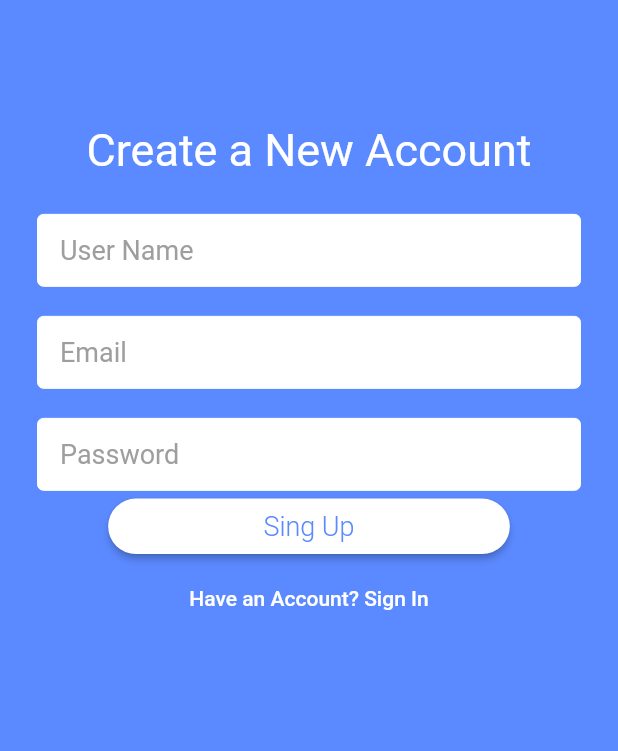
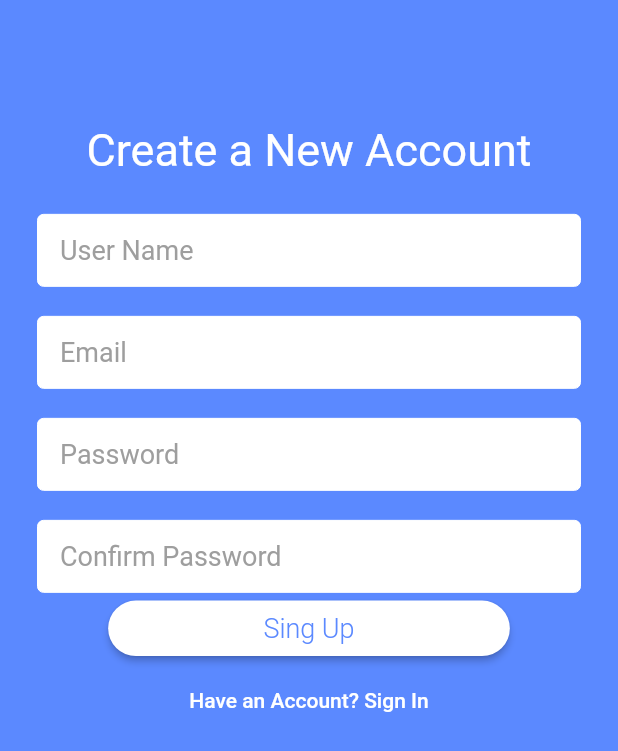
Before and after one commit to DanStill10/Daniel_Capstone_Project, a Flutter app: the SignUpView screen opened by its route, on a phone screen of 412 x 824 dp. Shown: the top 751 px of the screen. Run offline on Flutter 3.47's test engine with Material 2 defaults, Android fonts, the phone set to English and light mode, and no system bars; drawn by our look-alikes of auto_size_text; our stand-ins replace firebase_auth, google_sign_in; accounts and stored records are empty.

Commit message:
added signUp/signIn form validation using custom and out of boxvalidator widget parameters.

```diff
--- a/capstone/lib/views/signup_view.dart
+++ b/capstone/lib/views/signup_view.dart
@@ -18,13 +18,12 @@ class SignUpView extends StatefulWidget {
 }
 
 class _SignUpViewState extends State<SignUpView> {
-
   AuthFormType authFormType;
 
   _SignUpViewState({this.authFormType});
 
   final _formKey = GlobalKey<FormState>();
-  String _email, _password, _uName;
+  String _email, _password, _uName, _error;
 
   void switchFormState(String state) {
     _formKey.currentState.reset();
@@ -39,15 +38,19 @@ class _SignUpViewState extends State<SignUpView> {
     }
   }
 
-  //bool validate(){
-  //  final form = _formKey.currentState;
-  //  form.save();
- //   if (form.validate())
- // }
+  bool validate() {
+    final form = _formKey.currentState;
+    form.save();
+    if (form.validate()) {
+      form.save();
+      return true;
+    } else {
+      return false;
+    }
+  }
 
   void submit() async {
-    final form = _formKey.currentState;
-    form.save();
+    if (validate()) {
       try {
         final auth = Provider.of(context).auth;
         if (authFormType == AuthFormType.signIn) {
@@ -62,6 +65,10 @@ class _SignUpViewState extends State<SignUpView> {
         }
       } catch (e) {
         print(e);
+        setState(() {
+          _error = e.message;
+        });
+      }
     }
   }
 
@@ -70,13 +77,11 @@ class _SignUpViewState extends State<SignUpView> {
     final _height = MediaQuery.of(context).size.height;
     final _width = MediaQuery.of(context).size.width;
     var children2 = <Widget>[
-      SizedBox(
-        height: _height * 0.10,
-      ),
+      SizedBox(height: _height * 0.05),
+      ShowAlert(),
+      SizedBox(height: _height * 0.05),
       buildHeaderText(),
-      SizedBox(
-        height: 0.5,
-      ),
+      SizedBox(height: 0.5),
       Padding(
         padding: const EdgeInsets.all(25.0),
         child: Form(
@@ -95,7 +100,7 @@ class _SignUpViewState extends State<SignUpView> {
         color: primaryColor,
         height: _height,
         width: _width,
-        child: Column(
+        child: ListView(
           children: children2,
         ),
       ),
@@ -125,6 +130,7 @@ class _SignUpViewState extends State<SignUpView> {
     if (authFormType == AuthFormType.signUp) {
       textFields.add(
         TextFormField(
+          validator: NameValidator.validate,
           style: TextStyle(fontSize: 18.0, color: Colors.grey),
           decoration: buildSignUpDecoration("User Name"),
           onSaved: (value) => _uName = value,
@@ -134,7 +140,7 @@ class _SignUpViewState extends State<SignUpView> {
     textFields.add(SizedBox(height: 20.0));
     textFields.add(
       TextFormField(
-        //validator: EmailValidation.validate,
+        validator: EmailValidator.validate,
         style: TextStyle(fontSize: 18.0, color: Colors.grey),
         decoration: buildSignUpDecoration("Email"),
         onSaved: (value) => _email = value,
@@ -143,13 +149,69 @@ class _SignUpViewState extends State<SignUpView> {
     textFields.add(SizedBox(height: 20.0));
     textFields.add(
       TextFormField(
+        validator: PasswordValidator.validate,
         style: TextStyle(fontSize: 18.0, color: Colors.grey),
         decoration: buildSignUpDecoration("Password"),
         obscureText: true,
         onSaved: (value) => _password = value,
       ),
     );
+    textFields.add(SizedBox(height: 20.0));
+    if (authFormType == AuthFormType.signUp) {
+      textFields.add(
+        TextFormField(
+          style: TextStyle(fontSize: 18.0, color: Colors.grey),
+          decoration: buildSignUpDecoration("Confirm Password"),
+          obscureText: true,
+          validator: (confirmation) {
+            if (confirmation != _password) {
+              return "Confirm Password should match password";
+            } else {
+              return null;
+            }
+          },
+        ),
+      );
+    }
     return textFields;
+  }
+
+  Widget ShowAlert() {
+    if (_error != null) {
+      return Container(
+        color: Colors.redAccent,
+        width: double.infinity,
+        padding: EdgeInsets.all(8.0),
+        child: Row(
+          children: <Widget>[
+            Padding(
+              padding: const EdgeInsets.only(right: 8.0),
+              child: Icon(
+                Icons.error_outline,
+              ),
+            ),
+            Expanded(
+              child: AutoSizeText(
+                _error,
+                maxLines: 3,
+              ),
+            ),
+            Padding(
+              padding: const EdgeInsets.only(left:8.0),
+              child: IconButton(
+                icon: Icon(Icons.close),
+                onPressed: () {
+                  setState(() {
+                    _error = null;
+                  });
+                },
+              ),
+            )
+          ],
+        ),
+      );
+    }
+    return SizedBox(height: 0,);
   }
 
   List<Widget> buildButtons() {
--- a/capstone/lib/widgets/home_widget.dart
+++ b/capstone/lib/widgets/home_widget.dart
@@ -38,7 +38,7 @@ class _HomeState extends State<Home> {
         ),
         actions: <Widget>[
           IconButton(
-            icon: Icon(Icons.play_circle_outline),
+            icon: Icon(Icons.undo),
             onPressed: () async{
               try{
                 AuthService auth = Provider.of(context).auth;
```
Also changed, not shown: capstone/lib/services/auth_service.dart (line endings or trailing spaces). Lines whose indentation alone changed are shown as unchanged.
